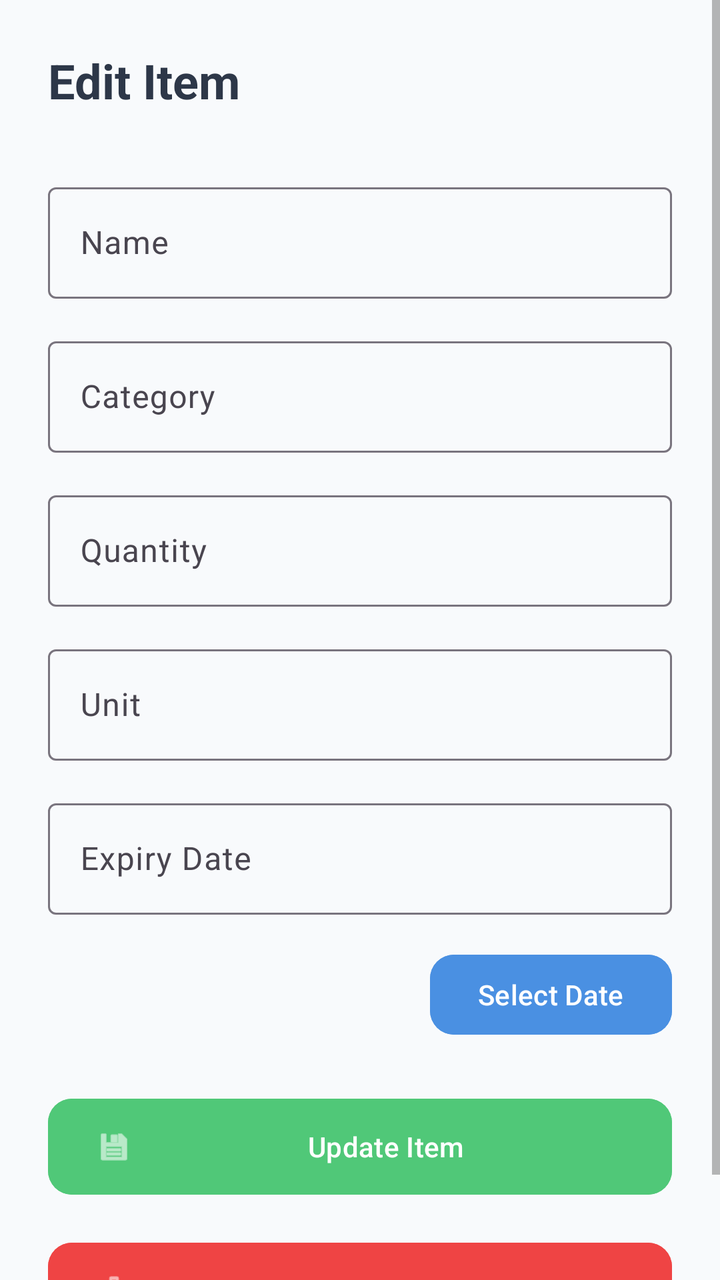
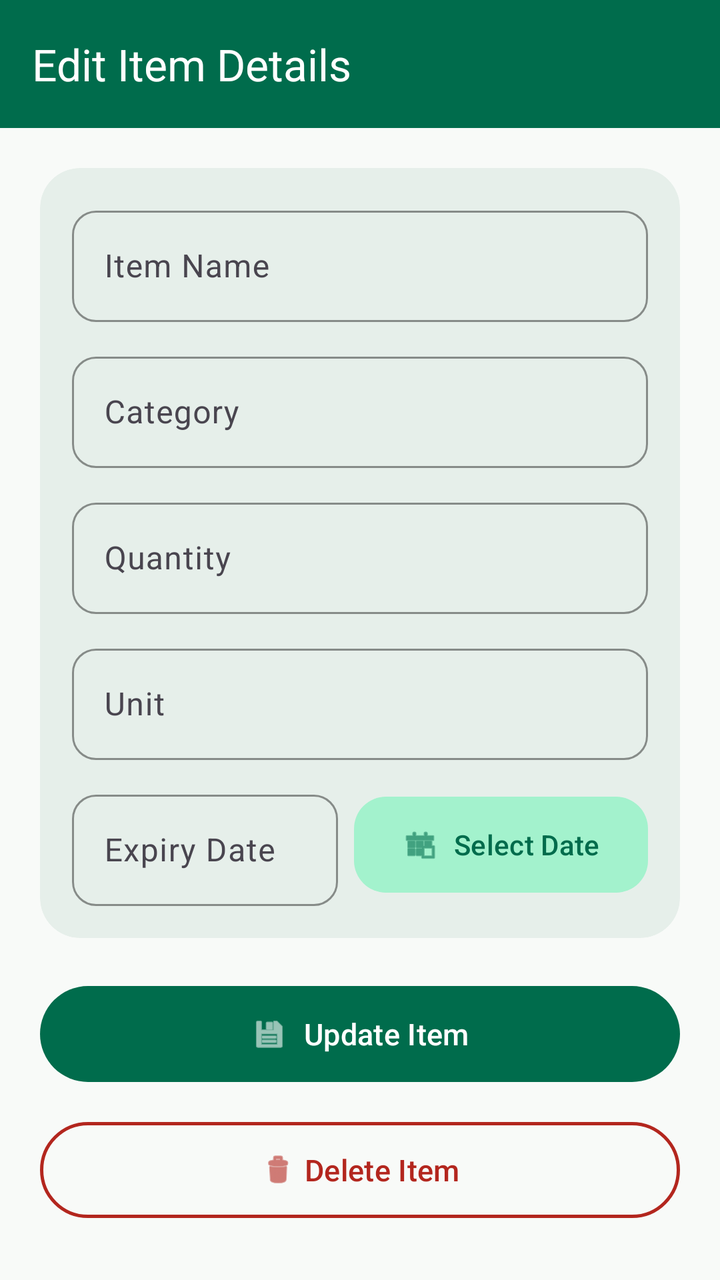

Before-and-after screenshots of an Android layout around one commit, followed by the original layout XML and the change that was made.
<!-- AndroidManifest.xml: application theme Theme.PantryMinder -->
<!-- res/layout/activity_edit_item.xml -->
<?xml version="1.0" encoding="utf-8"?>
<ScrollView xmlns:android="http://schemas.android.com/apk/res/android"
    xmlns:app="http://schemas.android.com/apk/res-auto"
    android:layout_width="match_parent"
    android:layout_height="match_parent"
    android:background="#F8FAFC">

    <LinearLayout
        android:layout_width="match_parent"
        android:layout_height="wrap_content"
        android:orientation="vertical"
        android:padding="24dp">

        <TextView
            android:layout_width="match_parent"
            android:layout_height="wrap_content"
            android:text="Edit Item"
            android:textSize="24sp"
            android:textStyle="bold"
            android:textColor="#2D3748"
            android:layout_marginBottom="32dp" />

        <com.google.android.material.textfield.TextInputLayout
            android:layout_width="match_parent"
            android:layout_height="wrap_content"
            android:layout_marginBottom="16dp"
            style="@style/Widget.Material3.TextInputLayout.OutlinedBox">
            <com.google.android.material.textfield.TextInputEditText
                android:id="@+id/name_edit_text"
                android:layout_width="match_parent"
                android:layout_height="wrap_content"
                android:hint="Name" />
        </com.google.android.material.textfield.TextInputLayout>

        <com.google.android.material.textfield.TextInputLayout
            android:layout_width="match_parent"
            android:layout_height="wrap_content"
            android:layout_marginBottom="16dp"
            style="@style/Widget.Material3.TextInputLayout.OutlinedBox">
            <com.google.android.material.textfield.TextInputEditText
                android:id="@+id/category_edit_text"
                android:layout_width="match_parent"
                android:layout_height="wrap_content"
                android:hint="Category" />
        </com.google.android.material.textfield.TextInputLayout>

        <com.google.android.material.textfield.TextInputLayout
            android:layout_width="match_parent"
            android:layout_height="wrap_content"
            android:layout_marginBottom="16dp"
            style="@style/Widget.Material3.TextInputLayout.OutlinedBox">
            <com.google.android.material.textfield.TextInputEditText
                android:id="@+id/quantity_edit_text"
                android:layout_width="match_parent"
                android:layout_height="wrap_content"
                android:hint="Quantity"
                android:inputType="number" />
        </com.google.android.material.textfield.TextInputLayout>

        <com.google.android.material.textfield.TextInputLayout
            android:layout_width="match_parent"
            android:layout_height="wrap_content"
            android:layout_marginBottom="16dp"
            style="@style/Widget.Material3.TextInputLayout.OutlinedBox">
            <com.google.android.material.textfield.TextInputEditText
                android:id="@+id/unit_edit_text"
                android:layout_width="match_parent"
                android:layout_height="wrap_content"
                android:hint="Unit" />
        </com.google.android.material.textfield.TextInputLayout>

        <com.google.android.material.textfield.TextInputLayout
            android:layout_width="match_parent"
            android:layout_height="wrap_content"
            android:layout_marginBottom="16dp"
            style="@style/Widget.Material3.TextInputLayout.OutlinedBox">
            <com.google.android.material.textfield.TextInputEditText
                android:id="@+id/expiry_edit_text"
                android:layout_width="match_parent"
                android:layout_height="wrap_content"
                android:hint="Expiry Date"
                android:enabled="false"
                android:focusable="false" />
        </com.google.android.material.textfield.TextInputLayout>

        <com.google.android.material.button.MaterialButton
            android:id="@+id/btn_pick_expiry"
            android:layout_width="wrap_content"
            android:layout_height="wrap_content"
            android:text="Select Date"
            android:icon="@android:drawable/ic_menu_today"
            app:iconTint="#FFFFFF"
            android:backgroundTint="#4A90E2"
            android:layout_gravity="end"
            android:layout_marginBottom="24dp" />

        <com.google.android.material.button.MaterialButton
            android:id="@+id/btn_update"
            android:layout_width="match_parent"
            android:layout_height="56dp"
            android:text="Update Item"
            app:icon="@android:drawable/ic_menu_save"
            app:iconTint="#FFFFFF"
            android:backgroundTint="#50C878"
            android:layout_marginBottom="16dp" />

        <com.google.android.material.button.MaterialButton
            android:id="@+id/btn_delete"
            android:layout_width="match_parent"
            android:layout_height="56dp"
            android:text="Delete Item"
            app:icon="@android:drawable/ic_menu_delete"
            app:iconTint="#FFFFFF"
            android:backgroundTint="#EF4444" />

    </LinearLayout>
</ScrollView>
<!-- resources referenced by this layout -->
<resources>
  <style name="Theme.PantryMinder" parent="Theme.Material3.Light.NoActionBar">
          
          <item name="colorPrimary">#4CAF50</item>
          <item name="colorPrimaryDark">#388E3C</item>
          <item name="colorAccent">#4CAF50</item>
  
          
          <item name="android:windowBackground">#FFFFFF</item>
          <item name="android:navigationBarColor">#FFFFFF</item>
          <item name="android:statusBarColor">#388E3C</item>
  
          
          <item name="android:textColorPrimary">#212121</item>
          <item name="android:textColorSecondary">#757575</item>
  
          
          <item name="materialButtonStyle">@style/Widget.PantryMinder.Button</item>
          <item name="android:buttonStyle">@style/Widget.PantryMinder.Button</item>
      </style>
  <style name="Widget.PantryMinder.Button" parent="Widget.Material3.Button">
          <item name="backgroundTint">#4CAF50</item>
          <item name="android:textColor">#FFFFFF</item>
          <item name="cornerRadius">12dp</item>
      </style>
</resources>

<!-- the commit's change to res/layout/activity_edit_item.xml (unified diff, before → after) -->
@@ -1,117 +1,206 @@
 <?xml version="1.0" encoding="utf-8"?>
-<ScrollView xmlns:android="http://schemas.android.com/apk/res/android"
+<LinearLayout
+    xmlns:android="http://schemas.android.com/apk/res/android"
     xmlns:app="http://schemas.android.com/apk/res-auto"
     android:layout_width="match_parent"
     android:layout_height="match_parent"
-    android:background="#F8FAFC">
-
-    <LinearLayout
+    android:background="#F8FAF8"
+    android:orientation="vertical">
+
+    
+    <com.google.android.material.appbar.MaterialToolbar
+        android:id="@+id/toolbar"
         android:layout_width="match_parent"
-        android:layout_height="wrap_content"
-        android:orientation="vertical"
-        android:padding="24dp">
-
-        <TextView
+        android:layout_height="?attr/actionBarSize"
+        android:background="#006C4C"
+        android:elevation="0dp"
+        app:title="Edit Item Details"
+        app:titleTextColor="#FFFFFF" />
+
+    <ScrollView
+        android:layout_width="match_parent"
+        android:layout_height="match_parent"
+        android:fillViewport="true">
+
+        <LinearLayout
             android:layout_width="match_parent"
             android:layout_height="wrap_content"
-            android:text="Edit Item"
-            android:textSize="24sp"
-            android:textStyle="bold"
-            android:textColor="#2D3748"
-            android:layout_marginBottom="32dp" />
-
-        <com.google.android.material.textfield.TextInputLayout
-            android:layout_width="match_parent"
-            android:layout_height="wrap_content"
-            android:layout_marginBottom="16dp"
-            style="@style/Widget.Material3.TextInputLayout.OutlinedBox">
-            <com.google.android.material.textfield.TextInputEditText
-                android:id="@+id/name_edit_text"
+            android:orientation="vertical"
+            android:padding="20dp">
+
+            
+            <com.google.android.material.card.MaterialCardView
                 android:layout_width="match_parent"
                 android:layout_height="wrap_content"
-                android:hint="Name" />
-        </com.google.android.material.textfield.TextInputLayout>
-
-        <com.google.android.material.textfield.TextInputLayout
-            android:layout_width="match_parent"
-            android:layout_height="wrap_content"
-            android:layout_marginBottom="16dp"
-            style="@style/Widget.Material3.TextInputLayout.OutlinedBox">
-            <com.google.android.material.textfield.TextInputEditText
-                android:id="@+id/category_edit_text"
+                android:layout_marginBottom="20dp"
+                app:cardBackgroundColor="#E6EFEA"
+                app:cardCornerRadius="20dp"
+                app:cardElevation="0dp"
+                app:strokeWidth="0dp">
+
+                <LinearLayout
+                    android:layout_width="match_parent"
+                    android:layout_height="wrap_content"
+                    android:orientation="vertical"
+                    android:padding="16dp">
+
+                    <com.google.android.material.textfield.TextInputLayout
+                        style="@style/Widget.Material3.TextInputLayout.OutlinedBox"
+                        android:layout_width="match_parent"
+                        android:layout_height="wrap_content"
+                        android:layout_marginBottom="12dp"
+                        app:boxCornerRadiusBottomEnd="12dp"
+                        app:boxCornerRadiusBottomStart="12dp"
+                        app:boxCornerRadiusTopEnd="12dp"
+                        app:boxCornerRadiusTopStart="12dp"
+                        app:boxStrokeColor="#006C4C"
+                        app:hintTextColor="#006C4C">
+
+                        <com.google.android.material.textfield.TextInputEditText
+                            android:id="@+id/name_edit_text"
+                            android:layout_width="match_parent"
+                            android:layout_height="wrap_content"
+                            android:hint="Item Name"
+                            android:textColor="#0F1D17" />
+                    </com.google.android.material.textfield.TextInputLayout>
+
+                    <com.google.android.material.textfield.TextInputLayout
+                        style="@style/Widget.Material3.TextInputLayout.OutlinedBox"
+                        android:layout_width="match_parent"
+                        android:layout_height="wrap_content"
+                        android:layout_marginBottom="12dp"
+                        app:boxCornerRadiusBottomEnd="12dp"
+                        app:boxCornerRadiusBottomStart="12dp"
+                        app:boxCornerRadiusTopEnd="12dp"
+                        app:boxCornerRadiusTopStart="12dp"
+                        app:boxStrokeColor="#006C4C"
+                        app:hintTextColor="#006C4C">
+
+                        <com.google.android.material.textfield.TextInputEditText
+                            android:id="@+id/category_edit_text"
+                            android:layout_width="match_parent"
+                            android:layout_height="wrap_content"
+                            android:hint="Category"
+                            android:textColor="#0F1D17" />
+                    </com.google.android.material.textfield.TextInputLayout>
+
+                    <com.google.android.material.textfield.TextInputLayout
+                        style="@style/Widget.Material3.TextInputLayout.OutlinedBox"
+                        android:layout_width="match_parent"
+                        android:layout_height="wrap_content"
+                        android:layout_marginBottom="12dp"
+                        app:boxCornerRadiusBottomEnd="12dp"
+                        app:boxCornerRadiusBottomStart="12dp"
+                        app:boxCornerRadiusTopEnd="12dp"
+                        app:boxCornerRadiusTopStart="12dp"
+                        app:boxStrokeColor="#006C4C"
+                        app:hintTextColor="#006C4C">
+
+                        <com.google.android.material.textfield.TextInputEditText
+                            android:id="@+id/quantity_edit_text"
+                            android:layout_width="match_parent"
+                            android:layout_height="wrap_content"
+                            android:hint="Quantity"
+                            android:inputType="number"
+                            android:textColor="#0F1D17" />
+                    </com.google.android.material.textfield.TextInputLayout>
+
+                    <com.google.android.material.textfield.TextInputLayout
+                        style="@style/Widget.Material3.TextInputLayout.OutlinedBox"
+                        android:layout_width="match_parent"
+                        android:layout_height="wrap_content"
+                        android:layout_marginBottom="12dp"
+                        app:boxCornerRadiusBottomEnd="12dp"
+                        app:boxCornerRadiusBottomStart="12dp"
+                        app:boxCornerRadiusTopEnd="12dp"
+                        app:boxCornerRadiusTopStart="12dp"
+                        app:boxStrokeColor="#006C4C"
+                        app:hintTextColor="#006C4C">
+
+                        <com.google.android.material.textfield.TextInputEditText
+                            android:id="@+id/unit_edit_text"
+                            android:layout_width="match_parent"
+                            android:layout_height="wrap_content"
+                            android:hint="Unit"
+                            android:textColor="#0F1D17" />
+                    </com.google.android.material.textfield.TextInputLayout>
+
+                    
+                    <LinearLayout
+                        android:layout_width="match_parent"
+                        android:layout_height="wrap_content"
+                        android:gravity="center_vertical"
+                        android:orientation="horizontal">
+
+                        <com.google.android.material.textfield.TextInputLayout
+                            style="@style/Widget.Material3.TextInputLayout.OutlinedBox"
+                            android:layout_width="0dp"
+                            android:layout_height="wrap_content"
+                            android:layout_marginEnd="8dp"
+                            android:layout_weight="1"
+                            app:boxCornerRadiusBottomEnd="12dp"
+                            app:boxCornerRadiusBottomStart="12dp"
+                            app:boxCornerRadiusTopEnd="12dp"
+                            app:boxCornerRadiusTopStart="12dp"
+                            app:boxStrokeColor="#006C4C"
+                            app:hintTextColor="#006C4C">
+
+                            <com.google.android.material.textfield.TextInputEditText
+                                android:id="@+id/expiry_edit_text"
+                                android:layout_width="match_parent"
+                                android:layout_height="wrap_content"
+                                android:enabled="false"
+                                android:focusable="false"
+                                android:hint="Expiry Date"
+                                android:textColor="#0F1D17" />
+                        </com.google.android.material.textfield.TextInputLayout>
+
+                        <com.google.android.material.button.MaterialButton
+                            android:id="@+id/btn_pick_expiry"
+                            style="@style/Widget.Material3.Button.TonalButton"
+                            android:layout_width="wrap_content"
+                            android:layout_height="56dp"
+                            android:text="Select Date"
+                            android:textColor="#006C4C"
+                            app:backgroundTint="#A3F2CD"
+                            app:cornerRadius="16dp"
+                            app:icon="@android:drawable/ic_menu_today"
+                            app:iconTint="#006C4C" />
+                    </LinearLayout>
+                </LinearLayout>
+            </com.google.android.material.card.MaterialCardView>
+
+            
+            <com.google.android.material.button.MaterialButton
+                android:id="@+id/btn_update"
                 android:layout_width="match_parent"
-                android:layout_height="wrap_content"
-                android:hint="Category" />
-        </com.google.android.material.textfield.TextInputLayout>
-
-        <com.google.android.material.textfield.TextInputLayout
-            android:layout_width="match_parent"
-            android:layout_height="wrap_content"
-            android:layout_marginBottom="16dp"
-            style="@style/Widget.Material3.TextInputLayout.OutlinedBox">
-            <com.google.android.material.textfield.TextInputEditText
-                android:id="@+id/quantity_edit_text"
+                android:layout_height="56dp"
+                android:layout_marginBottom="12dp"
+                android:text="Update Item"
+                android:textColor="#FFFFFF"
+                android:textSize="15sp"
+                app:backgroundTint="#006C4C"
+                app:cornerRadius="28dp"
+                app:icon="@android:drawable/ic_menu_save"
+                app:iconGravity="textStart"
+                app:iconTint="#FFFFFF" />
+
+            
+            <com.google.android.material.button.MaterialButton
+                android:id="@+id/btn_delete"
+                style="@style/Widget.Material3.Button.OutlinedButton"
                 android:layout_width="match_parent"
-                android:layout_height="wrap_content"
-                android:hint="Quantity"
-                android:inputType="number" />
-        </com.google.android.material.textfield.TextInputLayout>
-
-        <com.google.android.material.textfield.TextInputLayout
-            android:layout_width="match_parent"
-            android:layout_height="wrap_content"
-            android:layout_marginBottom="16dp"
-            style="@style/Widget.Material3.TextInputLayout.OutlinedBox">
-            <com.google.android.material.textfield.TextInputEditText
-                android:id="@+id/unit_edit_text"
-                android:layout_width="match_parent"
-                android:layout_height="wrap_content"
-                android:hint="Unit" />
-        </com.google.android.material.textfield.TextInputLayout>
-
-        <com.google.android.material.textfield.TextInputLayout
-            android:layout_width="match_parent"
-            android:layout_height="wrap_content"
-            android:layout_marginBottom="16dp"
-            style="@style/Widget.Material3.TextInputLayout.OutlinedBox">
-            <com.google.android.material.textfield.TextInputEditText
-                android:id="@+id/expiry_edit_text"
-                android:layout_width="match_parent"
-                android:layout_height="wrap_content"
-                android:hint="Expiry Date"
-                android:enabled="false"
-                android:focusable="false" />
-        </com.google.android.material.textfield.TextInputLayout>
-
-        <com.google.android.material.button.MaterialButton
-            android:id="@+id/btn_pick_expiry"
-            android:layout_width="wrap_content"
-            android:layout_height="wrap_content"
-            android:text="Select Date"
-            android:icon="@android:drawable/ic_menu_today"
-            app:iconTint="#FFFFFF"
-            android:backgroundTint="#4A90E2"
-            android:layout_gravity="end"
-            android:layout_marginBottom="24dp" />
-
-        <com.google.android.material.button.MaterialButton
-            android:id="@+id/btn_update"
-            android:layout_width="match_parent"
-            android:layout_height="56dp"
-            android:text="Update Item"
-            app:icon="@android:drawable/ic_menu_save"
-            app:iconTint="#FFFFFF"
-            android:backgroundTint="#50C878"
-            android:layout_marginBottom="16dp" />
-
-        <com.google.android.material.button.MaterialButton
-            android:id="@+id/btn_delete"
-            android:layout_width="match_parent"
-            android:layout_height="56dp"
-            android:text="Delete Item"
-            app:icon="@android:drawable/ic_menu_delete"
-            app:iconTint="#FFFFFF"
-            android:backgroundTint="#EF4444" />
-
-    </LinearLayout>
-</ScrollView>
+                android:layout_height="56dp"
+                android:text="Delete Item"
+                android:textColor="#B3261E"
+                android:textSize="15sp"
+                app:cornerRadius="28dp"
+                app:icon="@android:drawable/ic_menu_delete"
+                app:iconGravity="textStart"
+                app:iconTint="#B3261E"
+                app:strokeColor="#B3261E"
+                app:strokeWidth="1.5dp" />
+
+        </LinearLayout>
+    </ScrollView>
+</LinearLayout>
<!-- resource entries referenced after the edit -->
@@ -1,6 +1,8 @@
 <!-- resources referenced by this layout -->
 <resources>
   <style name="Theme.PantryMinder" parent="Theme.Material3.Light.NoActionBar">
+          <item name="android:fitsSystemWindows">true</item>
+          <item name="android:windowLightStatusBar">false</item>
           
           <item name="colorPrimary">#4CAF50</item>
           <item name="colorPrimaryDark">#388E3C</item>
